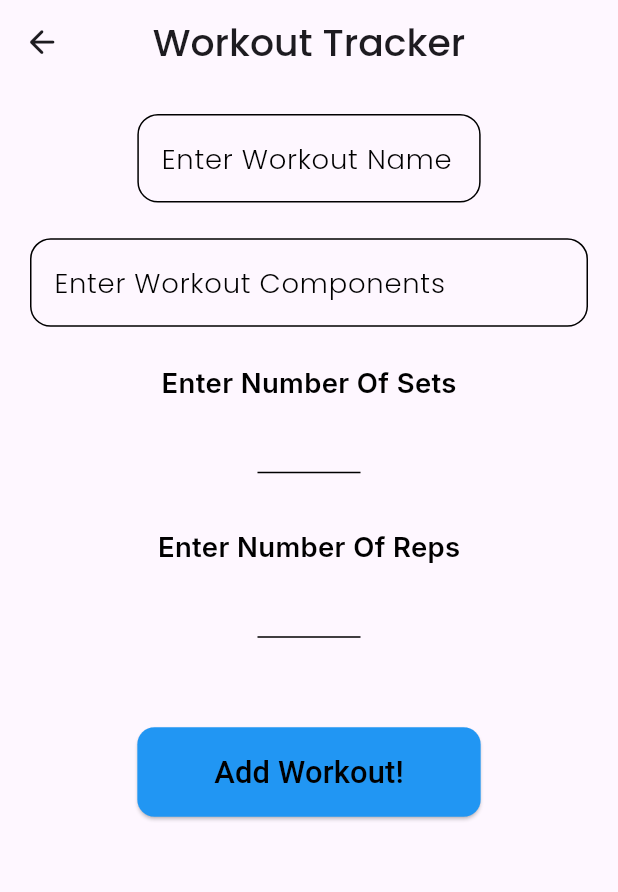
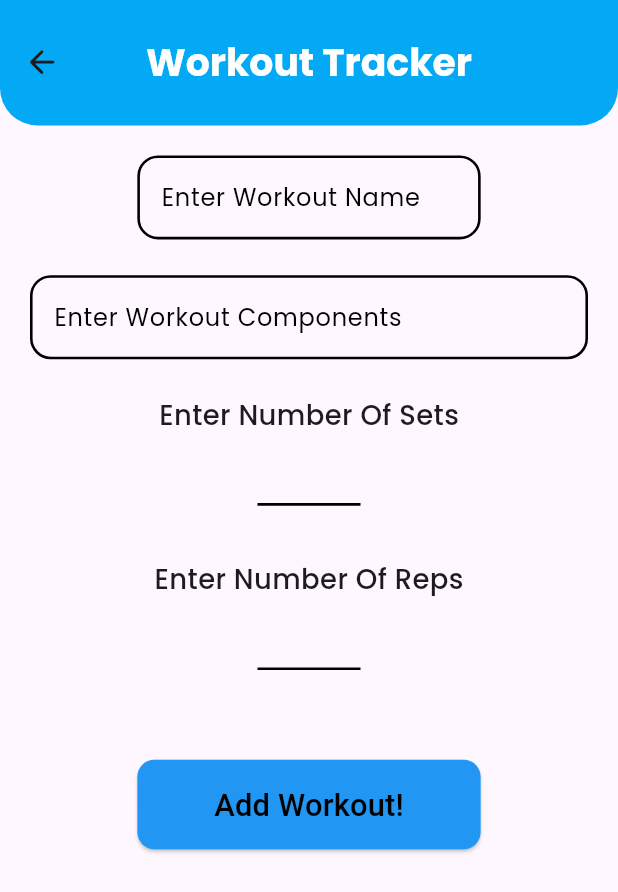
Before and after one commit to HatemReda7/CodeAlpha_Fitness_Tracker_App, a Flutter app: the screen it shows after launch, after a tap on "Workout", on a phone screen of 412 x 824 dp. Shown: the top 892 px of the screen. Run offline on Flutter 3.47's test engine with Material 3 defaults, Android fonts, the phone set to English and light mode, and no system bars; our stand-ins replace cloud_firestore, firebase_core, flutter_screenutil, google_fonts, shared_preferences; accounts and stored records are empty.

Commit message:
used textStyles, added arrow_back_item.dart and theme mode

```diff
--- a/lib/Layout/home_screen.dart
+++ b/lib/Layout/home_screen.dart
@@ -1,7 +1,7 @@
 import 'package:animations/animations.dart';
+import 'package:codealpha_fitness_tracker_app/Shared/Styles/text_styles.dart';
 import 'package:flutter/material.dart';
 import 'package:flutter_screenutil/flutter_screenutil.dart';
-import 'package:google_fonts/google_fonts.dart';
 import 'package:provider/provider.dart';
 import '../Provider/my_provider.dart';
 import '../Screens/Drawer Tab/drawer_tab.dart';
@@ -26,12 +26,8 @@ class _HomeScreenState extends State<HomeScreen> {
     return Scaffold(
       drawer: const DrawerTab(),
       appBar: AppBar(
-        centerTitle: true,
-        toolbarHeight: 60.h,
-        title: Text(
+        title: const Text(
           "Fitness Tracker",
-          style:
-              GoogleFonts.poppins(fontSize: 22.sp, fontWeight: FontWeight.w500),
         ),
       ),
       body: Padding(
@@ -50,8 +46,7 @@ class _HomeScreenState extends State<HomeScreen> {
                 height: 80.h,
                 child: Text(
                   "2041 / ${pro.stepsCounter} steps",
-                  style: GoogleFonts.poppins(
-                      fontSize: 18.sp, fontWeight: FontWeight.w500),
+                  style: mediumText2,
                 ),
               ),
               openBuilder: (context, action) => const StepsDetailsScreen(),
@@ -73,8 +68,7 @@ class _HomeScreenState extends State<HomeScreen> {
                               borderRadius: BorderRadius.circular(16.r)),
                           child: Text(
                             "Meal",
-                            style: GoogleFonts.poppins(
-                                fontSize: 20.sp, fontWeight: FontWeight.w500),
+                            style: mediumText2,
                           ),
                         ),
                     openBuilder: (context, action) =>
@@ -88,8 +82,7 @@ class _HomeScreenState extends State<HomeScreen> {
                       borderRadius: BorderRadius.circular(16.r)),
                   child: Text(
                     "Water",
-                    style: GoogleFonts.poppins(
-                        fontSize: 20.sp, fontWeight: FontWeight.w500),
+                    style: mediumText2,
                   ),
                 ),
               ],
@@ -106,8 +99,7 @@ class _HomeScreenState extends State<HomeScreen> {
               height: 80.h,
               child: Text(
                 "BPM",
-                style: GoogleFonts.poppins(
-                    fontSize: 20.sp, fontWeight: FontWeight.w500),
+                style: mediumText2,
               ),
             ),
             SizedBox(
@@ -127,8 +119,7 @@ class _HomeScreenState extends State<HomeScreen> {
                               borderRadius: BorderRadius.circular(16.r)),
                           child: Text(
                             "Workout",
-                            style: GoogleFonts.poppins(
-                                fontSize: 20.sp, fontWeight: FontWeight.w500),
+                            style: mediumText2,
                           ),
                         ),
                     openBuilder: (context, action) => const WorkoutScreen()),
@@ -143,8 +134,7 @@ class _HomeScreenState extends State<HomeScreen> {
                               borderRadius: BorderRadius.circular(16.r)),
                           child: Text(
                             "Workout History",
-                            style: GoogleFonts.poppins(
-                                fontSize: 20.sp, fontWeight: FontWeight.w500),
+                            style: mediumText2,
                             textAlign: TextAlign.center,
                           ),
                         ),
--- a/lib/Screens/Workout Screen/workout_screen.dart
+++ b/lib/Screens/Workout Screen/workout_screen.dart
@@ -1,6 +1,7 @@
+import 'package:codealpha_fitness_tracker_app/Shared/Constants/arrow_back_item.dart';
+import 'package:codealpha_fitness_tracker_app/Shared/Styles/text_styles.dart';
 import 'package:flutter/material.dart';
 import 'package:flutter_screenutil/flutter_screenutil.dart';
-import 'package:google_fonts/google_fonts.dart';
 import '../../Shared/FireBase/firebase_functions.dart';
 import '../../models/workout_model.dart';
 
@@ -26,20 +27,8 @@ class _WorkoutScreenState extends State<WorkoutScreen> {
   Widget build(BuildContext context) {
     return Scaffold(
       appBar: AppBar(
-        title: Text(
-          "Workout Tracker",
-          style:
-              GoogleFonts.poppins(fontSize: 22.sp, fontWeight: FontWeight.w500),
-        ),
-        centerTitle: true,
-        leading: InkWell(
-            onTap: () {
-              Navigator.pop(context);
-            },
-            child: Icon(
-              Icons.arrow_back_rounded,
-              size: 22.sp,
-            )),
+        title: const Text("Workout Tracker"),
+        leading: const ArrowBackItem(),
       ),
       body: Padding(
         padding: const EdgeInsets.all(20.0),
@@ -56,35 +45,25 @@ class _WorkoutScreenState extends State<WorkoutScreen> {
                     }
                     return null;
                   },
-                  style: GoogleFonts.inter(
-                      color: Colors.black,
-                      fontWeight: FontWeight.w400,
-                      fontSize: 16.sp),
+                  style: textFormFieldLabelStyle,
+                  cursorColor: Colors.black,
                   controller: workoutNameController,
                   decoration: InputDecoration(
-                    label: Text(
-                      "Enter Workout Name",
-                      textAlign: TextAlign.left,
-                      style: GoogleFonts.poppins(
-                          color: Colors.black,
-                          fontWeight: FontWeight.w300,
-                          fontSize: 16.sp),
-                    ),
+                    label: const Text("Enter Workout Name",),
+                    labelStyle: textFormFieldLabelStyle,
                     constraints: BoxConstraints(maxWidth: 200.w),
                     enabledBorder: OutlineInputBorder(
-                      borderRadius: BorderRadius.circular(12.r),
+                      borderRadius: BorderRadius.circular(12.r,),
+                      borderSide: BorderSide(width: 1.5.w,color: Colors.black)
                     ),
                     errorBorder: OutlineInputBorder(
                       borderRadius: BorderRadius.circular(12.r),
-                      borderSide: const BorderSide(color: Colors.red),
+                      borderSide: BorderSide(color: Colors.red,width: 1.5.w),
                     ),
                     focusedBorder: OutlineInputBorder(
                       borderRadius: BorderRadius.circular(12.r),
+                        borderSide: BorderSide(width: 1.5.w,color: Colors.black)
                     ),
-                    hintStyle: GoogleFonts.inter(
-                        color: const Color(0xffA9A9A9).withOpacity(.61),
-                        fontWeight: FontWeight.w400,
-                        fontSize: 20.sp),
                   ),
                 ),
                 SizedBox(
@@ -98,48 +77,60 @@ class _WorkoutScreenState extends State<WorkoutScreen> {
                     return null;
                   },
                   minLines: 1,
-                  maxLines: 3,
-                  // 10
-                  style: GoogleFonts.inter(
-                      color: Colors.black,
-                      fontWeight: FontWeight.w400,
-                      fontSize: 16.sp),
+                  maxLines: 3, // 10
+                  style: textFormFieldLabelStyle,
                   controller: workoutComponentController,
+                  cursorColor: Colors.black,
                   decoration: InputDecoration(
-                    label: Text(
-                      "Enter Workout Components",
-                      textAlign: TextAlign.left,
-                      style: GoogleFonts.poppins(
-                          color: Colors.black,
-                          fontWeight: FontWeight.w300,
-                          fontSize: 16.sp),
-                    ),
+                    label: const Text("Enter Workout Components",),
+                    labelStyle: textFormFieldLabelStyle,
                     enabledBorder: OutlineInputBorder(
                       borderRadius: BorderRadius.circular(12.r),
+                      borderSide: BorderSide(width: 1.5.w,color: Colors.black)
                     ),
                     errorBorder: OutlineInputBorder(
                       borderRadius: BorderRadius.circular(12.r),
-                      borderSide: const BorderSide(color: Colors.red),
+                      borderSide: BorderSide(color: Colors.red,width: 1.5.w),
                     ),
                     focusedBorder: OutlineInputBorder(
                       borderRadius: BorderRadius.circular(12.r),
+                      borderSide: BorderSide(width: 1.5.w,color: Colors.black)
                     ),
-                    hintStyle: GoogleFonts.inter(
-                        color: const Color(0xffA9A9A9).withOpacity(.61),
-                        fontWeight: FontWeight.w400,
-                        fontSize: 20.sp),
                   ),
                 ),
                 SizedBox(
                   height: 20.h,
                 ),
+                Text("Enter Number Of Sets", style: smallText),
+                SizedBox(height: 10.h,),
+                TextFormField(
+                  validator: (value) {
+                    if (value == null || value.isEmpty) {
+                      return "";
+                    }
+                    return null;
+                  },
+                  textAlign: TextAlign.center,
+                  keyboardType: TextInputType.number,
+                  cursorColor: Colors.black,
+                  style: textFormFieldLabelStyle,
+                  controller: workoutNumOfSetsController,
+                  decoration: InputDecoration(
+                    constraints:
+                        BoxConstraints(maxHeight: 30.h, maxWidth: 60.w),
+                    enabledBorder: UnderlineInputBorder(
+                        borderSide: BorderSide(color: Colors.black,width: 1.5.w)),
+                    errorBorder: UnderlineInputBorder(
+                        borderSide: BorderSide(color: Colors.red,width: 1.5.w)),
+                    focusedBorder: UnderlineInputBorder(
+                        borderSide: BorderSide(color: Colors.black,width: 1.5.w)),
+                  ),
+                ),
+                SizedBox(
+                  height: 30.h,
+                ),
                 Text(
-                  "Enter Number Of Sets",
-                  style: GoogleFonts.inter(
-                      color: Colors.black,
-                      fontWeight: FontWeight.w600,
-                      fontSize: 16.sp),
-                ),
+                  "Enter Number Of Reps",style: smallText,),
                 SizedBox(
                   height: 10.h,
                 ),
@@ -152,59 +143,18 @@ class _WorkoutScreenState extends State<WorkoutScreen> {
                   },
                   textAlign: TextAlign.center,
                   keyboardType: TextInputType.number,
-                  style: GoogleFonts.inter(
-                      color: Colors.black,
-                      fontWeight: FontWeight.w400,
-                      fontSize: 14.sp),
-                  controller: workoutNumOfSetsController,
-                  decoration: InputDecoration(
-                    constraints:
-                        BoxConstraints(maxHeight: 30.h, maxWidth: 60.w),
-                    enabledBorder: const UnderlineInputBorder(
-                        borderSide: BorderSide(color: Colors.black)),
-                    errorBorder: const UnderlineInputBorder(
-                        borderSide: BorderSide(color: Colors.red)),
-                    focusedBorder: const UnderlineInputBorder(
-                        borderSide: BorderSide(color: Colors.black)),
-                    labelText: "",
-                  ),
-                ),
-                SizedBox(
-                  height: 30.h,
-                ),
-                Text(
-                  "Enter Number Of Reps",
-                  style: GoogleFonts.inter(
-                      color: Colors.black,
-                      fontWeight: FontWeight.w600,
-                      fontSize: 16.sp),
-                ),
-                SizedBox(
-                  height: 10.h,
-                ),
-                TextFormField(
-                  validator: (value) {
-                    if (value == null || value.isEmpty) {
-                      return "";
-                    }
-                    return null;
-                  },
-                  textAlign: TextAlign.center,
-                  keyboardType: TextInputType.number,
-                  style: GoogleFonts.inter(
-                      color: Colors.black,
-                      fontWeight: FontWeight.w400,
-                      fontSize: 14.sp),
+                  cursorColor: Colors.black,
+                  style: textFormFieldLabelStyle,
                   controller: workoutNumOfRepsController,
                   decoration: InputDecoration(
                     constraints:
                         BoxConstraints(maxHeight: 30.h, maxWidth: 60.w),
-                    enabledBorder: const UnderlineInputBorder(
-                        borderSide: BorderSide(color: Colors.black)),
-                    errorBorder: const UnderlineInputBorder(
-                        borderSide: BorderSide(color: Colors.red)),
-                    focusedBorder: const UnderlineInputBorder(
-                        borderSide: BorderSide(color: Colors.black)),
+                    enabledBorder: UnderlineInputBorder(
+                        borderSide: BorderSide(color: Colors.black,width: 1.5.w)),
+                    errorBorder: UnderlineInputBorder(
+                        borderSide: BorderSide(color: Colors.red,width: 1.5.w)),
+                    focusedBorder: UnderlineInputBorder(
+                        borderSide: BorderSide(color: Colors.black,width: 1.5.w)),
                   ),
                 ),
                 SizedBox(
--- /dev/null
+++ b/lib/Shared/Constants/arrow_back_item.dart
@@ -0,0 +1,15 @@
+import 'package:flutter/material.dart';
+import 'package:flutter_screenutil/flutter_screenutil.dart';
+
+class ArrowBackItem extends StatelessWidget {
+  const ArrowBackItem({super.key});
+
+  @override
+  Widget build(BuildContext context) {
+    return InkWell(
+        onTap: () {
+          Navigator.pop(context);
+        },
+        child: Icon(Icons.arrow_back_rounded,size: 22.sp,));
+  }
+}
--- /dev/null
+++ b/lib/Shared/Styles/my_theme.dart
@@ -0,0 +1,32 @@
+import 'package:flutter/material.dart';
+import 'package:flutter_screenutil/flutter_screenutil.dart';
+
+import 'text_styles.dart';
+
+class MyThemeData {
+  static ThemeData lightTheme = ThemeData(
+      // colorScheme: const ColorScheme(
+      //     brightness: Brightness.light,
+      //     primary: ,
+      //     onPrimary: Colors.white,
+      //     secondary: Colors.black,
+      //     onSecondary: Colors.white,
+      //     error: Colors.red,
+      //     onError: Colors.black,
+      //     background: Colors.white,
+      //     onBackground: Colors.black,
+      //     surface: ,
+      //     onSurface: Colors.black),
+      primaryColor: Colors.lightBlue,
+      appBarTheme: AppBarTheme(
+        backgroundColor: Colors.lightBlue,
+        shape: const RoundedRectangleBorder(
+            borderRadius: BorderRadius.only(
+                bottomRight: Radius.circular(25),
+                bottomLeft: Radius.circular(25))),
+        centerTitle: true,
+        titleTextStyle: titleText,
+        toolbarHeight: 70.h
+      )
+  );
+}
--- /dev/null
+++ b/lib/Shared/Styles/text_styles.dart
@@ -0,0 +1,10 @@
+import 'package:flutter/material.dart';
+import 'package:flutter_screenutil/flutter_screenutil.dart';
+import 'package:google_fonts/google_fonts.dart';
+
+TextStyle textFormFieldLabelStyle = GoogleFonts.poppins(color: Colors.black, fontWeight: FontWeight.w400, fontSize: 14.sp);
+TextStyle verySmallText = GoogleFonts.poppins(fontSize: 14.sp, fontWeight: FontWeight.w400);
+TextStyle smallText = GoogleFonts.poppins(fontSize: 16.sp, fontWeight: FontWeight.w500);
+TextStyle mediumText = GoogleFonts.poppins(fontSize: 18.sp, fontWeight: FontWeight.w600);
+TextStyle mediumText2 = GoogleFonts.poppins(fontSize: 20.sp, fontWeight: FontWeight.w600);
+TextStyle titleText = GoogleFonts.poppins(fontSize: 22.sp, fontWeight: FontWeight.w700);
--- a/lib/main.dart
+++ b/lib/main.dart
@@ -1,3 +1,4 @@
+import 'package:codealpha_fitness_tracker_app/Shared/Styles/my_theme.dart';
 import 'package:firebase_core/firebase_core.dart';
 import 'package:flutter/material.dart';
 import 'package:flutter_screenutil/flutter_screenutil.dart';
@@ -29,6 +30,7 @@ class MyApp extends StatelessWidget {
       designSize: const Size(360, 690),
       builder: (context, child) =>
           MaterialApp(
+            theme: MyThemeData.lightTheme,
             locale: const Locale("en"),
             debugShowCheckedModeBanner: false,
             initialRoute: HomeScreen.routeName,
```
Also changed, not shown: lib/Screens/Meal Tracker Screen/meal_item.dart (+6 -9 lines), lib/Screens/Meal Tracker Screen/meal_tracker_screen.dart (+10 -39 lines), lib/Screens/Step Tracking Screen/steps_tracker_screen.dart (+10 -26 lines), lib/Screens/Workout History Screen/workout_history_screen.dart (+11 -15 lines), lib/Screens/Workout History Screen/workout_item.dart (+8 -14 lines).
